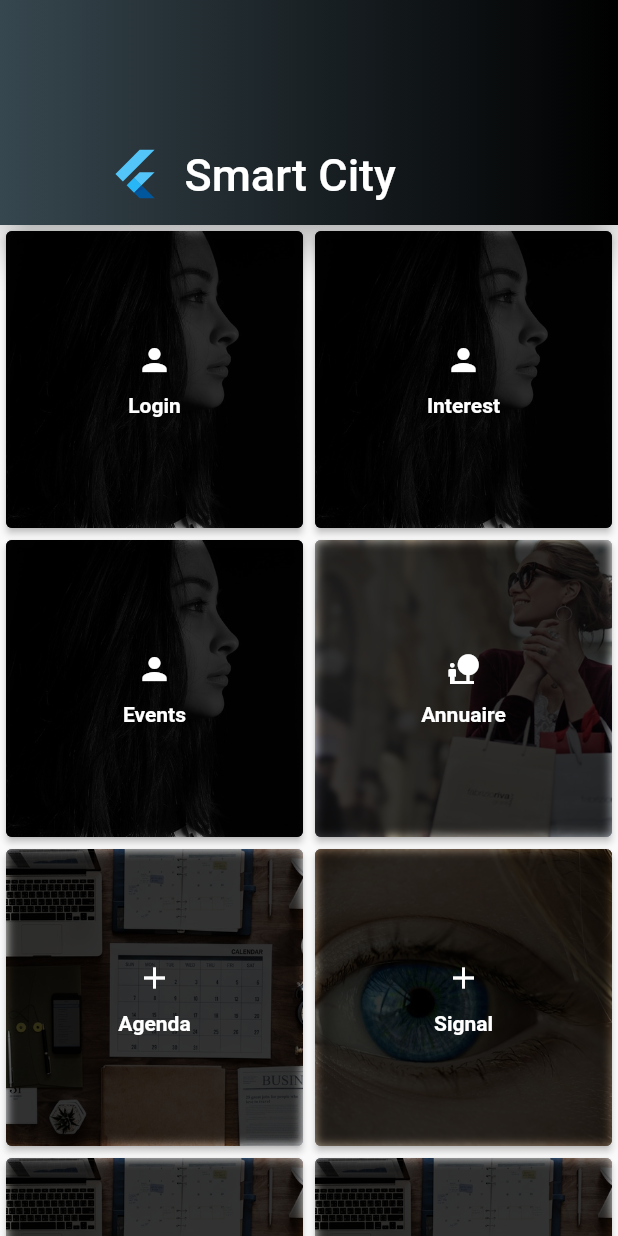
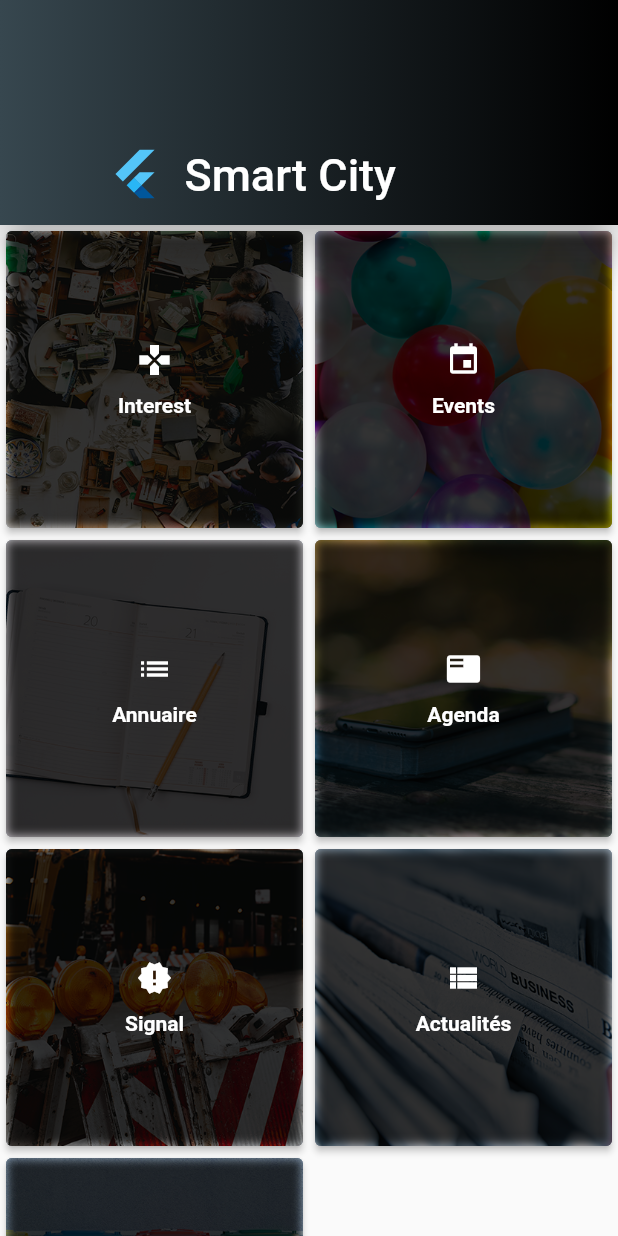
Before and after one commit to teamdown/smartcityapp, a Flutter app: the screen it shows after launch, on a phone screen of 412 x 824 dp. Run offline on Flutter 3.47's test engine with Material 2 defaults, Android fonts, the phone set to English and light mode, and no system bars; our stand-ins replace faker, font_awesome_flutter, google_maps_flutter.

```diff
--- a/lib/logic/viewmodel/menu_view_model.dart
+++ b/lib/logic/viewmodel/menu_view_model.dart
@@ -10,59 +10,52 @@ class MenuViewModel {
   getMenuItems() {
     return menuItems = <Menu>[
       Menu(
-        title: "Login",
-        menuColor: Colors.white,
-        icon: Icons.person,
-        image: UIData.profileImage,
-        link: "Login",
-      ),
-      Menu(
         title: "Interest",
         menuColor: Colors.white,
-        icon: Icons.person,
-        image: UIData.profileImage,
+        icon: Icons.games,
+        image: UIData.interest,
         link: "Tourist Reception",
       ),
       Menu(
         title: "Events",
         menuColor: Colors.white,
-        icon: Icons.person,
-        image: UIData.profileImage,
+        icon: Icons.event,
+        image: UIData.events,
         link: "Events",
       ),
       Menu(
         title: "Annuaire",
         menuColor: Colors.white,
-        icon: Icons.nature_people,
-        image: UIData.shoppingImage,
+        icon: Icons.list,
+        image: UIData.diary,
         link: "Annuaire",
       ),
       Menu(
         title: "Agenda",
         menuColor: Colors.white,
-        icon: Icons.add,
-        image: UIData.timelineImage,
+        icon: Icons.featured_play_list,
+        image: UIData.notebook,
         link: "Agenda",
       ),
       Menu(
         title: "Signal",
         menuColor: Colors.white,
-        icon: Icons.add,
-        image: UIData.verifyImage,
+        icon: Icons.new_releases,
+        image: UIData.signal,
         link: "Signal",
       ),
       Menu(
-        title: "News Feed",
+        title: "Actualités",
         menuColor: Color(0xff7f5741),
-        icon: Icons.timeline,
-        image: UIData.timelineImage,
+        icon: Icons.view_list,
+        image: UIData.news,
         link: "Timeline",
       ),
       Menu(
         title: "Recyclage",
         menuColor: Color(0xff7f5741),
-        icon: Icons.timeline,
-        image: UIData.timelineImage,
+        icon: Icons.cached,
+        image: UIData.recycling,
         link: "Recycling",
       ),
     ];
--- a/lib/utils/uidata.dart
+++ b/lib/utils/uidata.dart
@@ -45,6 +45,14 @@ class UIData {
   static const String timelineImage = "$imageDir/timeline.jpeg";
   static const String verifyImage = "$imageDir/verification.jpg";
 
+  static const String diary = "$imageDir/new/diary.png";
+  static const String events = "$imageDir/new/events.png";
+  static const String interest = "$imageDir/new/interest.png";
+  static const String news = "$imageDir/new/news.png";
+  static const String notebook = "$imageDir/new/notebook.png";
+  static const String recycling = "$imageDir/new/recycling.png";
+  static const String signal = "$imageDir/new/signal.png";
+
   //login
   static const String enter_code_label = "Phone Number";
   static const String enter_code_hint = "10 Digit Phone Number";
```
Also changed, not shown: pubspec.yaml (+7 -0 lines), assets/images/new/diary.png (added), assets/images/new/events.png (added), assets/images/new/interest.png (added), assets/images/new/news.png (added), assets/images/new/notebook.png (added), assets/images/new/recycling.png (added), assets/images/new/signal.png (added).
